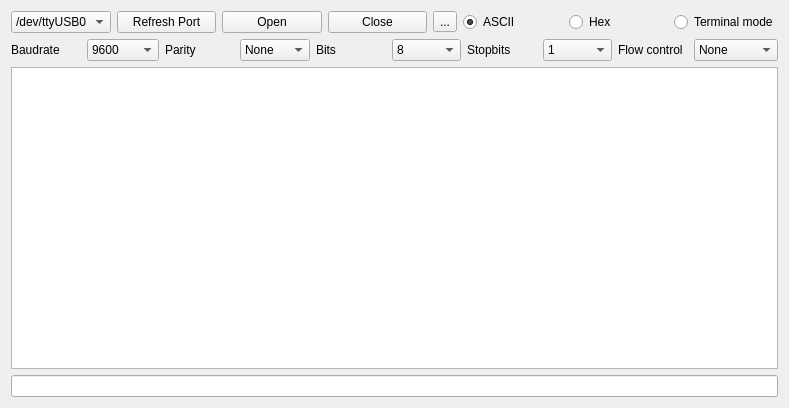
Old version of the form serialtool.ui in the repository yageek/QTSerial.
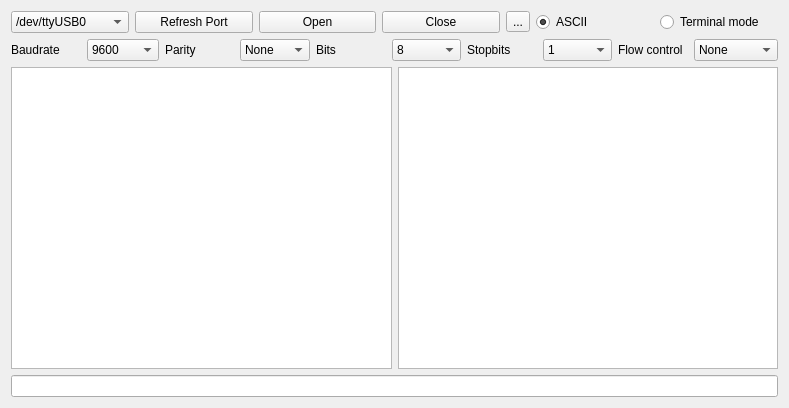
New version of the form. Icons and pictures are not drawn.

Commit message: Add a hexadecimal windows

Patch:
```diff
--- a/serialtool.ui
+++ b/serialtool.ui
@@ -20,7 +20,7 @@
    <iconset resource="icons.qrc">
     <normaloff>:/mainbar/icons/main.png</normaloff>:/mainbar/icons/main.png</iconset>
   </property>
-  <layout class="QVBoxLayout" name="verticalLayout_2">
+  <layout class="QVBoxLayout" name="verticalLayout">
    <item>
     <layout class="QHBoxLayout" name="horizontalLayout">
      <item>
@@ -77,13 +77,6 @@
        </property>
       </widget>
      </item>
-     <item>
-      <widget class="QRadioButton" name="hexRadio">
-       <property name="text">
-        <string>Hex</string>
-       </property>
-      </widget>
-     </item>
      <item>
       <widget class="QRadioButton" name="terminalmodeRadio">
        <property name="text">
@@ -271,15 +264,36 @@
     </layout>
    </item>
    <item>
-    <layout class="QVBoxLayout" name="verticalLayout">
+    <layout class="QHBoxLayout" name="horizontalLayout_2">
      <item>
       <widget class="QPlainTextEdit" name="terminal"/>
      </item>
      <item>
-      <widget class="QLineEdit" name="commandEdit"/>
+      <widget class="QPlainTextEdit" name="hexplainText">
+       <property name="maximumSize">
+        <size>
+         <width>500</width>
+         <height>16777215</height>
+        </size>
+       </property>
+       <property name="font">
+        <font>
+         <family>Arial</family>
+        </font>
+       </property>
+       <property name="acceptDrops">
+        <bool>false</bool>
+       </property>
+       <property name="readOnly">
+        <bool>true</bool>
+       </property>
+      </widget>
      </item>
     </layout>
    </item>
+   <item>
+    <widget class="QLineEdit" name="commandEdit"/>
+   </item>
   </layout>
  </widget>
  <resources>
```
Left out of the diff: 10 changed lines with no effect on the pictures. The commit also changes 3 other files.
